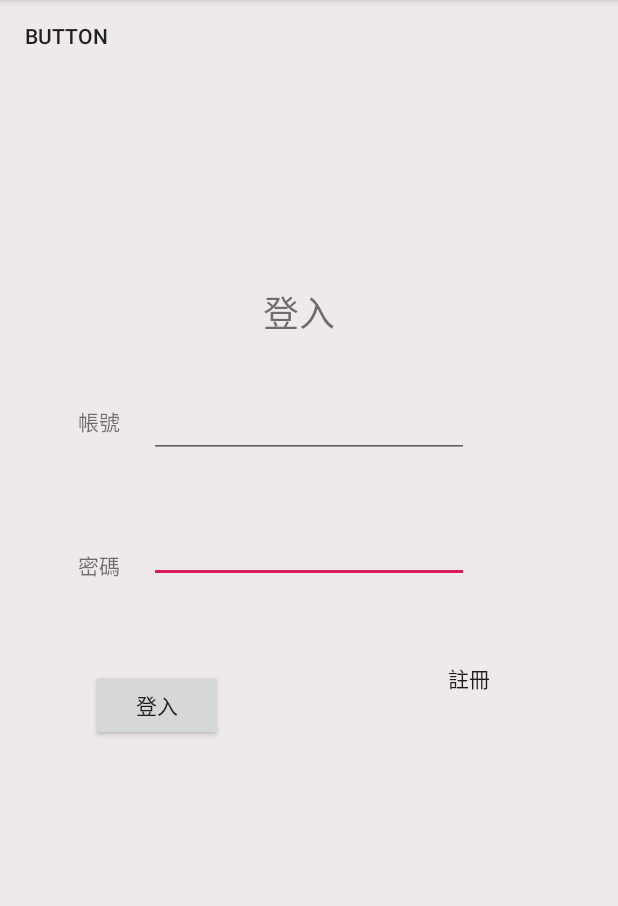
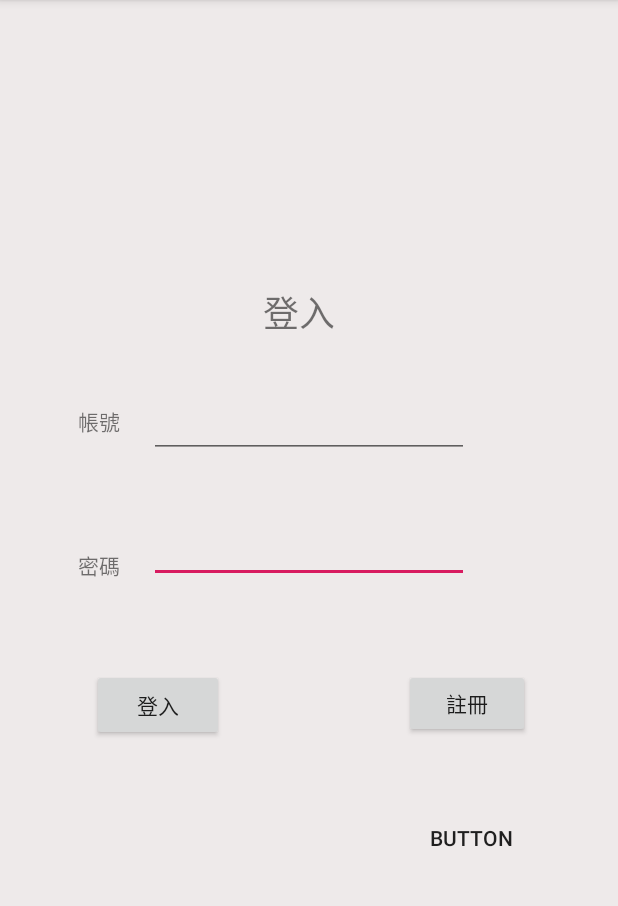
Before and after one commit to peter-kong/-APP, an Android app: the screen it shows after launch (MainActivity), on a phone screen of 412 x 824 dp, the part 84-990 px from its top. Run offline under Robolectric (Android 15) with nearby library versions, the phone set to English and light mode, and no system bars.

Commit message:
修正註冊按鈕還有personal_datta的線

```diff
--- a/Thematic/app/src/main/res/layout/activity_main.xml
+++ b/Thematic/app/src/main/res/layout/activity_main.xml
@@ -8,32 +8,35 @@
     tools:context=".MainActivity">
 
     <Button
-        android:id="@+id/button"
+        android:id="@+id/button2"
         android:layout_width="wrap_content"
         android:layout_height="wrap_content"
+
+        android:layout_marginStart="61dp"
+        android:layout_marginLeft="61dp"
         android:layout_marginTop="39dp"
-        android:layout_marginEnd="55dp"
-        android:layout_marginRight="55dp"
-        android:background="#00FFFFFF"
-        android:text="@string/Register"
-        app:layout_constraintEnd_toEndOf="parent"
+        android:layout_marginBottom="256dp"
+        android:text="@string/Login"
+        app:layout_constraintBottom_toBottomOf="parent"
+        app:layout_constraintStart_toStartOf="parent"
         app:layout_constraintTop_toBottomOf="@+id/Passward" />
 
     <Button
-        android:id="@+id/button2"
-        android:layout_width="wrap_content"
-        android:layout_height="wrap_content"
-        android:layout_marginStart="60dp"
-        android:layout_marginLeft="60dp"
+        android:id="@+id/button10"
+        android:layout_width="84dp"
+        android:layout_height="46dp"
+
+        android:layout_marginStart="120dp"
+        android:layout_marginLeft="120dp"
         android:layout_marginTop="39dp"
-        android:layout_marginEnd="120dp"
-        android:layout_marginRight="120dp"
-        android:layout_marginBottom="256dp"
-
-        android:text="@string/Login"
-        app:layout_constraintBottom_toBottomOf="parent"
-        app:layout_constraintEnd_toStartOf="@+id/button"
-        app:layout_constraintStart_toStartOf="parent"
+        android:layout_marginEnd="54dp"
+        android:layout_marginRight="54dp"
+        android:layout_marginBottom="25dp"
+        android:text="註冊"
+        app:layout_constraintBottom_toTopOf="@+id/button4"
+        app:layout_constraintEnd_toEndOf="parent"
+        app:layout_constraintHorizontal_bias="0.0"
+        app:layout_constraintStart_toEndOf="@+id/button2"
         app:layout_constraintTop_toBottomOf="@+id/Passward" />
 
     <EditText
@@ -111,9 +114,15 @@
         android:id="@+id/button4"
         android:layout_width="wrap_content"
         android:layout_height="wrap_content"
+        android:layout_marginStart="269dp"
+        android:layout_marginLeft="269dp"
+        android:layout_marginEnd="54dp"
+        android:layout_marginRight="54dp"
+        android:layout_marginBottom="185dp"
         android:background="#00FFFFFF"
         android:text="Button"
-        tools:layout_editor_absoluteX="269dp"
-        tools:layout_editor_absoluteY="498dp" />
+        app:layout_constraintBottom_toBottomOf="parent"
+        app:layout_constraintEnd_toEndOf="parent"
+        app:layout_constraintStart_toStartOf="parent" />
 
 </androidx.constraintlayout.widget.ConstraintLayout>
--- a/Thematic/app/src/main/res/layout/activity_personal_data.xml
+++ b/Thematic/app/src/main/res/layout/activity_personal_data.xml
@@ -52,9 +52,12 @@
         android:id="@+id/Location"
         android:layout_width="wrap_content"
         android:layout_height="wrap_content"
+        android:layout_marginStart="16dp"
+        android:layout_marginLeft="16dp"
+        android:layout_marginTop="38dp"
         android:text="所在地區"
-        tools:layout_editor_absoluteX="16dp"
-        tools:layout_editor_absoluteY="337dp" />
+        app:layout_constraintStart_toStartOf="parent"
+        app:layout_constraintTop_toBottomOf="@+id/TEL" />
 
     <EditText
         android:id="@+id/editText2"
```
